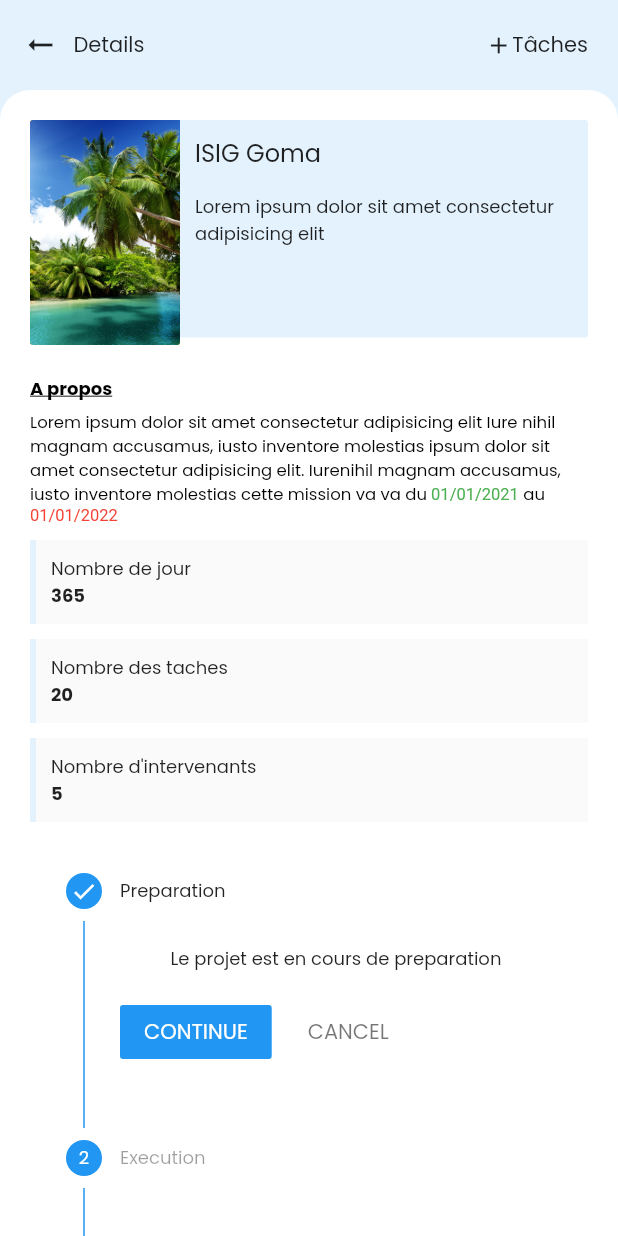
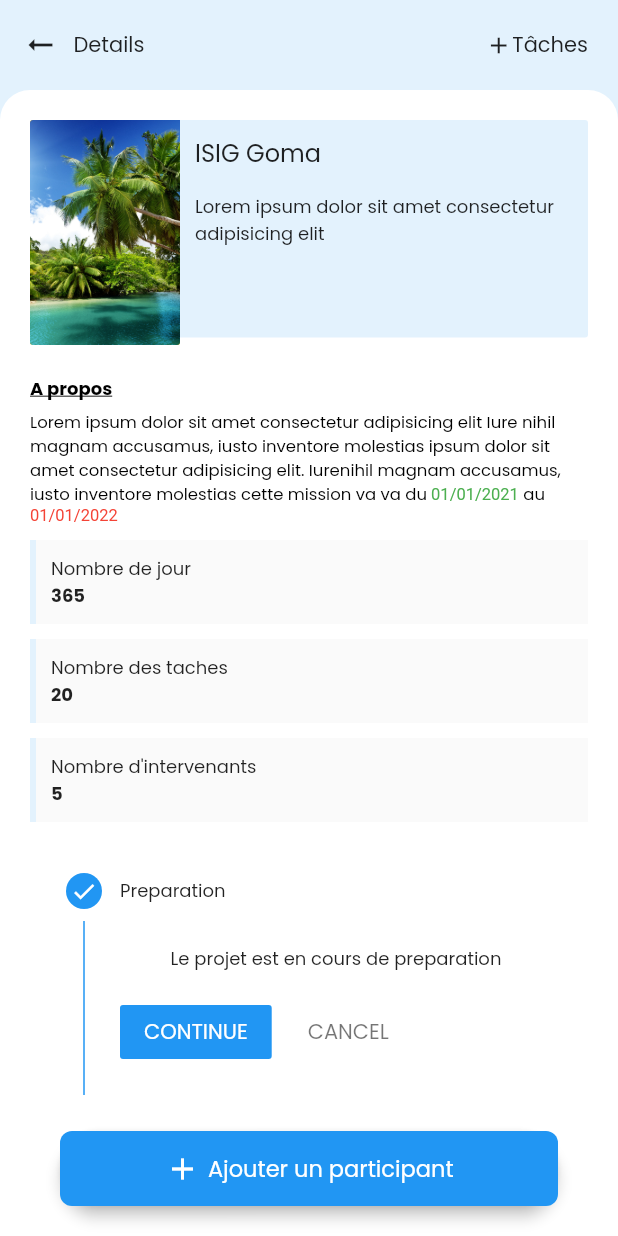
Before and after one commit to Optimus-ged/test_project, a Flutter app: the MissionDetails screen opened directly, on a phone screen of 412 x 824 dp. Run offline on Flutter 3.47's test engine with Material 2 defaults, Android fonts, the phone set to English and light mode, and no system bars; our stand-ins replace bloc, equatable, flutter_bloc, fluttertoast, get_it, image_picker and 1 more; accounts and stored records are empty.

Commit message:
All data for stepper created successfully

```diff
--- a/lib/ui/screens/mission_details.dart
+++ b/lib/ui/screens/mission_details.dart
@@ -145,6 +145,12 @@ class _MissionDetailsState extends State<MissionDetails> {
             top: Radius.circular(20),
           ),
         ),
+        child: Column(
+          crossAxisAlignment: CrossAxisAlignment.start,
+          children: [
+            Container(
+              // color: Colors.red,
+              height: MediaQuery.of(context).size.height - 154,
               child: SingleChildScrollView(
                 child: Column(
                   crossAxisAlignment: CrossAxisAlignment.start,
@@ -194,10 +200,13 @@ class _MissionDetailsState extends State<MissionDetails> {
                     _buildItem(title: 'Nombre des taches', number: '20'),
                     _buildItem(title: 'Nombre d\'intervenants', number: 5),
                     _buildStepper(),
-              // Spacer(),
+                  ],
+                ),
+              ),
+            ),
+            Spacer(),
             _buildButton(),
           ],
-          ),
         ),
       ),
     );
@@ -292,6 +301,7 @@ class _MissionDetailsState extends State<MissionDetails> {
             onStepContinue: continued,
             onStepCancel: canceled,
             steps: <Step>[
+
               Step(
                 title: Text(
                   "Preparation",
@@ -331,6 +341,45 @@ class _MissionDetailsState extends State<MissionDetails> {
                 state:
                     _currentStep >= 2 ? StepState.complete : StepState.disabled,
               ),
+              Step(
+                title: Text(
+                  "Analyse",
+                  style: TextStyle(fontSize: 12),
+                ),
+                content: Text(
+                  'Le projet est en cours d\'analyse',
+                  style: TextStyle(fontSize: 12),
+                ),
+                isActive: _currentStep >= 0,
+                state:
+                    _currentStep >= 2 ? StepState.complete : StepState.disabled,
+              ),
+               Step(
+                title: Text(
+                  "Rapport",
+                  style: TextStyle(fontSize: 12),
+                ),
+                content: Text(
+                  'Rapport en cours d\'edition',
+                  style: TextStyle(fontSize: 12),
+                ),
+                isActive: _currentStep >= 0,
+                state:
+                    _currentStep >= 2 ? StepState.complete : StepState.disabled,
+              ),
+               Step(
+                title: Text(
+                  "Presentation",
+                  style: TextStyle(fontSize: 12),
+                ),
+                content: Text(
+                  'Presentation en cours',
+                  style: TextStyle(fontSize: 12),
+                ),
+                isActive: _currentStep >= 0,
+                state:
+                    _currentStep >= 2 ? StepState.complete : StepState.disabled,
+              ),
             ],
           ),
         ],
@@ -351,4 +400,17 @@ class _MissionDetailsState extends State<MissionDetails> {
   void canceled() {
     if (_currentStep > 0) setState(() => _currentStep -= 1);
   }
+
+  Step _buildStepWwidget({
+    @required Widget titleWidget,
+    @required Widget contentWidget,
+    @required int level ,
+  }) {
+    return Step(
+      title: titleWidget,
+      content: contentWidget,
+      isActive: _currentStep >= level,
+      state: _currentStep >= 1 ? StepState.complete : StepState.disabled,
+    );
   }
+}
```
Lines whose indentation alone changed are shown as unchanged.
